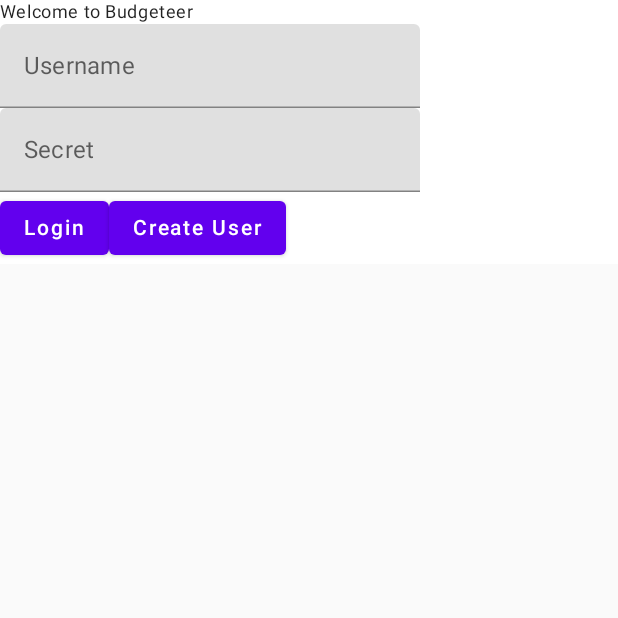
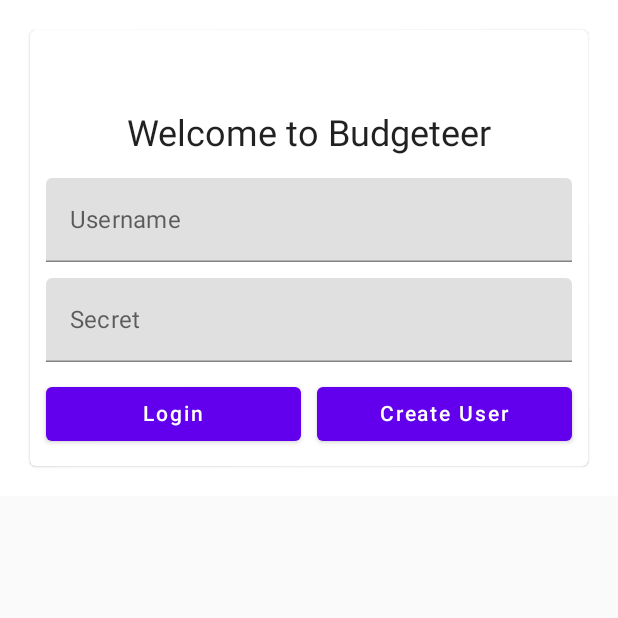
Before and after one commit to Spellmaker/Budgeteer, an Android app built with Jetpack Compose: the screen it shows after launch (MainActivity), on a phone screen of 412 x 824 dp, the top half of it. Run offline under Robolectric (Android 15) with nearby library versions, the phone set to English and light mode, and no system bars; our stand-ins replace Dagger/Hilt's generated code, Room's generated code.

Commit message:
beautification of login screen. fix edit category screen formatter

```diff
--- a/app/src/main/java/moe/chen/budgeteer/screens/EditCategoryScreen.kt
+++ b/app/src/main/java/moe/chen/budgeteer/screens/EditCategoryScreen.kt
@@ -73,7 +73,9 @@ fun EditCategoryScreen(
                     updateBudget = { newBudget ->
                         budgetString = newBudget
                         try {
-                            budget.value = newBudget.toDouble()
+                            budget.value = newBudget
+                                .replace(",", ".")
+                                .toDouble()
                         } catch (t: Throwable) {
                             // noop
                             budget.value = null
--- a/app/src/main/java/moe/chen/budgeteer/screens/LoginScreen.kt
+++ b/app/src/main/java/moe/chen/budgeteer/screens/LoginScreen.kt
@@ -2,18 +2,22 @@ package moe.chen.budgeteer.screens
 
 import android.util.Log
 import android.widget.Toast
-import androidx.compose.foundation.layout.Column
-import androidx.compose.foundation.layout.Row
-import androidx.compose.foundation.layout.fillMaxWidth
+import androidx.compose.foundation.layout.*
+import androidx.compose.foundation.text.KeyboardActions
+import androidx.compose.foundation.text.KeyboardOptions
 import androidx.compose.material.*
 import androidx.compose.runtime.*
+import androidx.compose.ui.Alignment
 import androidx.compose.ui.Modifier
 import androidx.compose.ui.platform.LocalContext
 import androidx.compose.ui.res.stringResource
+import androidx.compose.ui.text.input.ImeAction
 import androidx.compose.ui.text.input.PasswordVisualTransformation
 import androidx.compose.ui.tooling.preview.Preview
+import androidx.compose.ui.unit.dp
 import androidx.hilt.navigation.compose.hiltViewModel
 import androidx.navigation.NavController
+import androidx.navigation.compose.rememberNavController
 import moe.chen.budgeteer.R
 import moe.chen.budgeteer.navigation.BudgeteerScreens
 import moe.chen.budgeteer.room.User
@@ -22,7 +26,7 @@ import moe.chen.budgeteer.viewmodel.UserViewModel
 @Composable
 fun LoginScreen(
     modifier: Modifier = Modifier,
-    navController: NavController,
+    navController: NavController = rememberNavController(),
 ) {
     val userViewModel = hiltViewModel<UserViewModel>()
     var previousUser by remember { mutableStateOf<User?>(null) }
@@ -98,29 +102,57 @@ fun LoginWidget(
         modifier = modifier.fillMaxWidth(),
         color = MaterialTheme.colors.background,
     ) {
-        Column {
-            Text(stringResource(R.string.welcome), style = MaterialTheme.typography.caption)
+        Card(modifier = Modifier.padding(20.dp)) {
+            Column(
+                modifier = Modifier
+                    .fillMaxWidth()
+                    .padding(5.dp),
+                horizontalAlignment = Alignment.CenterHorizontally,
+            ) {
+                Spacer(modifier = Modifier.height(50.dp))
+                Text(stringResource(R.string.welcome), style = MaterialTheme.typography.h5)
+                Spacer(modifier = Modifier.height(10.dp))
                 TextField(
                     singleLine = true,
                     value = username,
                     onValueChange = updateUsername,
-                label = { Text(stringResource(R.string.label_username)) }
+                    label = { Text(stringResource(R.string.label_username)) },
+                    keyboardOptions = KeyboardOptions(imeAction = ImeAction.Next),
+                    modifier = Modifier
+                        .padding(5.dp)
+                        .fillMaxWidth()
                 )
                 TextField(
                     singleLine = true,
                     visualTransformation = PasswordVisualTransformation(),
                     value = password,
                     onValueChange = updatePassword,
-                label = { Text(stringResource(R.string.label_password)) }
+                    label = { Text(stringResource(R.string.label_password)) },
+                    keyboardActions = KeyboardActions(onDone = {
+                        login()
+                    }),
+                    modifier = Modifier
+                        .padding(5.dp)
+                        .fillMaxWidth()
                 )
-            Row {
-                Button(onClick = login) {
+                Row() {
+                    Button(
+                        onClick = login, modifier = Modifier
+                            .padding(5.dp)
+                            .weight(1f)
+                    ) {
                         Text(stringResource(R.string.operation_login))
                     }
-                Button(onClick = createUser) {
+                    Button(
+                        onClick = createUser,
+                        modifier = Modifier
+                            .padding(5.dp)
+                            .weight(1f)
+                    ) {
                         Text(stringResource(R.string.operation_create))
                     }
                 }
             }
         }
     }
+}
```
Lines whose indentation alone changed are shown as unchanged.
